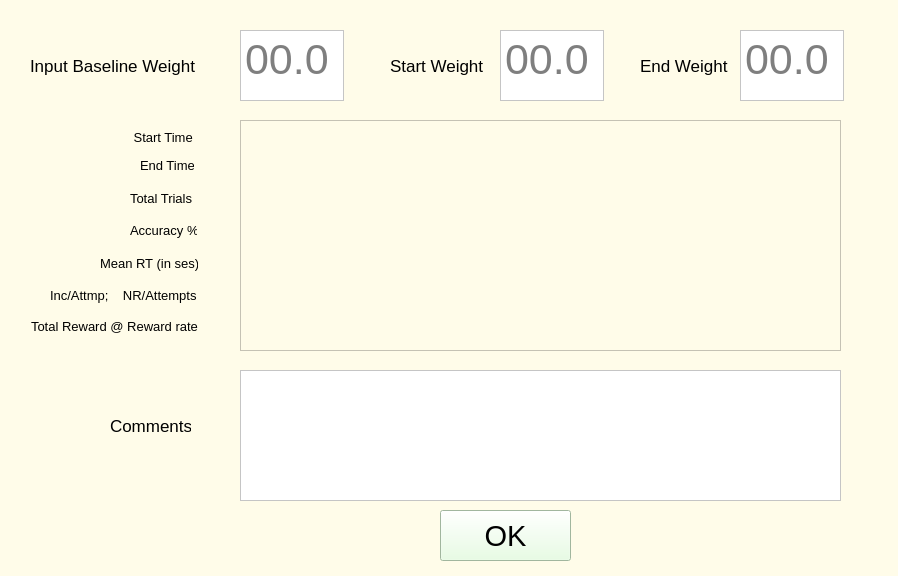
First picture: the form in protocols/random_dot_motion/gui/summary.ui, repository vaibrainium/NeuRPi, before the edit.
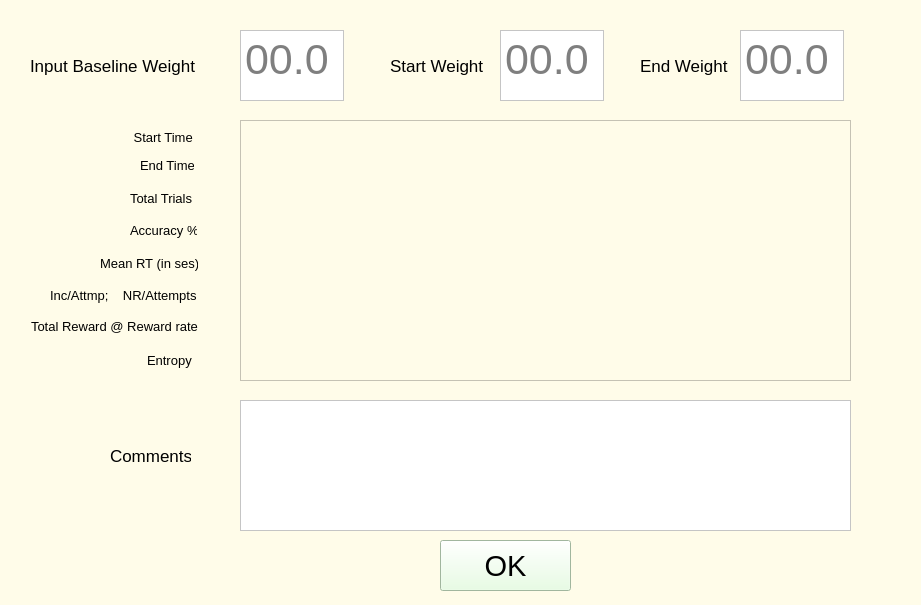
Second picture: the form after the edit.

Commit message: improvement on task gui display

What changed in the file:
```diff
--- a/protocols/random_dot_motion/gui/summary.ui
+++ b/protocols/random_dot_motion/gui/summary.ui
@@ -6,8 +6,8 @@
    <rect>
     <x>0</x>
     <y>0</y>
-    <width>898</width>
-    <height>576</height>
+    <width>921</width>
+    <height>605</height>
    </rect>
   </property>
   <property name="windowTitle">
@@ -164,7 +164,7 @@
    <property name="geometry">
     <rect>
      <x>110</x>
-     <y>410</y>
+     <y>440</y>
      <width>81</width>
      <height>31</height>
     </rect>
@@ -182,8 +182,8 @@
    <property name="geometry">
     <rect>
      <x>240</x>
-     <y>370</y>
-     <width>601</width>
+     <y>400</y>
+     <width>611</width>
      <height>131</height>
     </rect>
    </property>
@@ -226,8 +226,8 @@
     <rect>
      <x>240</x>
      <y>120</y>
-     <width>601</width>
-     <height>231</height>
+     <width>611</width>
+     <height>261</height>
     </rect>
    </property>
    <property name="font">
@@ -256,7 +256,7 @@
    <property name="geometry">
     <rect>
      <x>440</x>
-     <y>510</y>
+     <y>540</y>
      <width>131</width>
      <height>51</height>
     </rect>
@@ -363,6 +363,24 @@
     <string>00.0</string>
    </property>
   </widget>
+  <widget class="QLabel" name="label_12">
+   <property name="geometry">
+    <rect>
+     <x>147</x>
+     <y>350</y>
+     <width>51</width>
+     <height>20</height>
+    </rect>
+   </property>
+   <property name="font">
+    <font>
+     <pointsize>10</pointsize>
+    </font>
+   </property>
+   <property name="text">
+    <string>Entropy</string>
+   </property>
+  </widget>
  </widget>
  <tabstops>
   <tabstop>baseline_weight</tabstop>
```
The commit also changes 4 other files.
